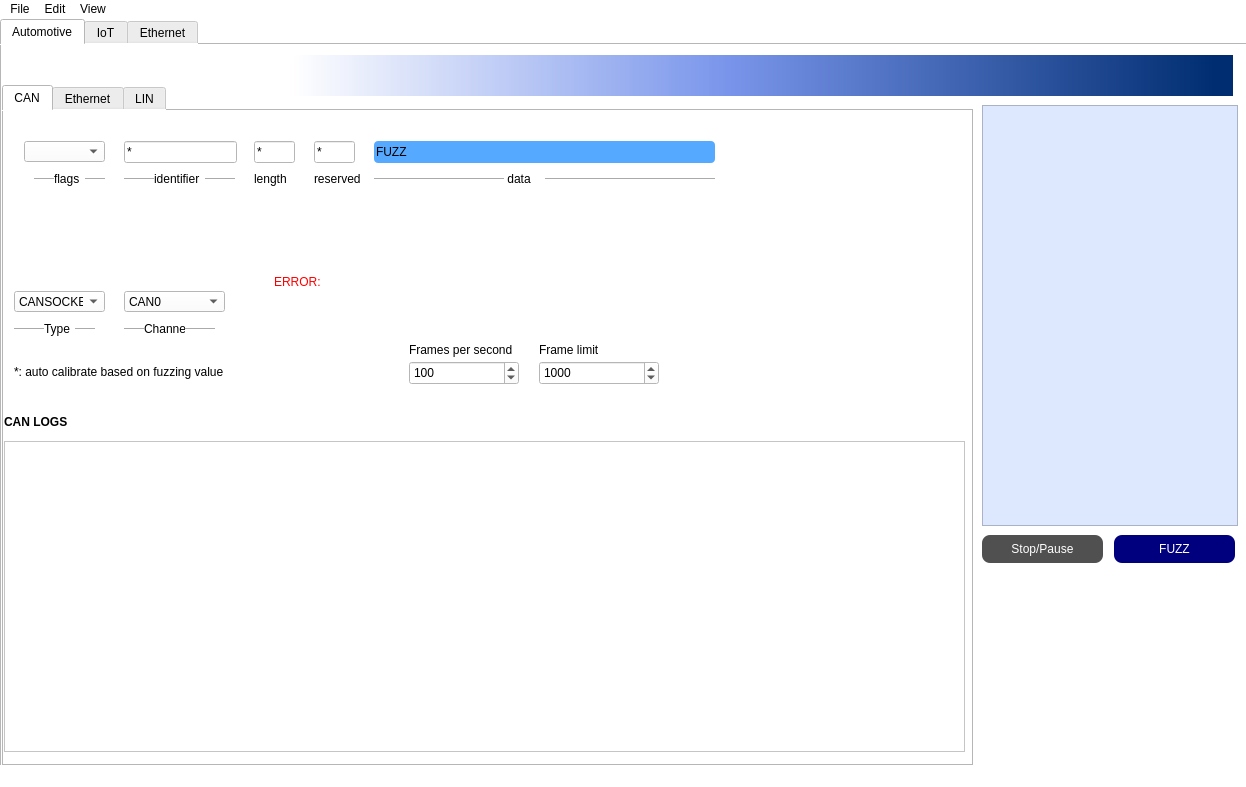
ProtoFuzz/ProtoFuzz, file app/ui/main.ui: the form before one commit.
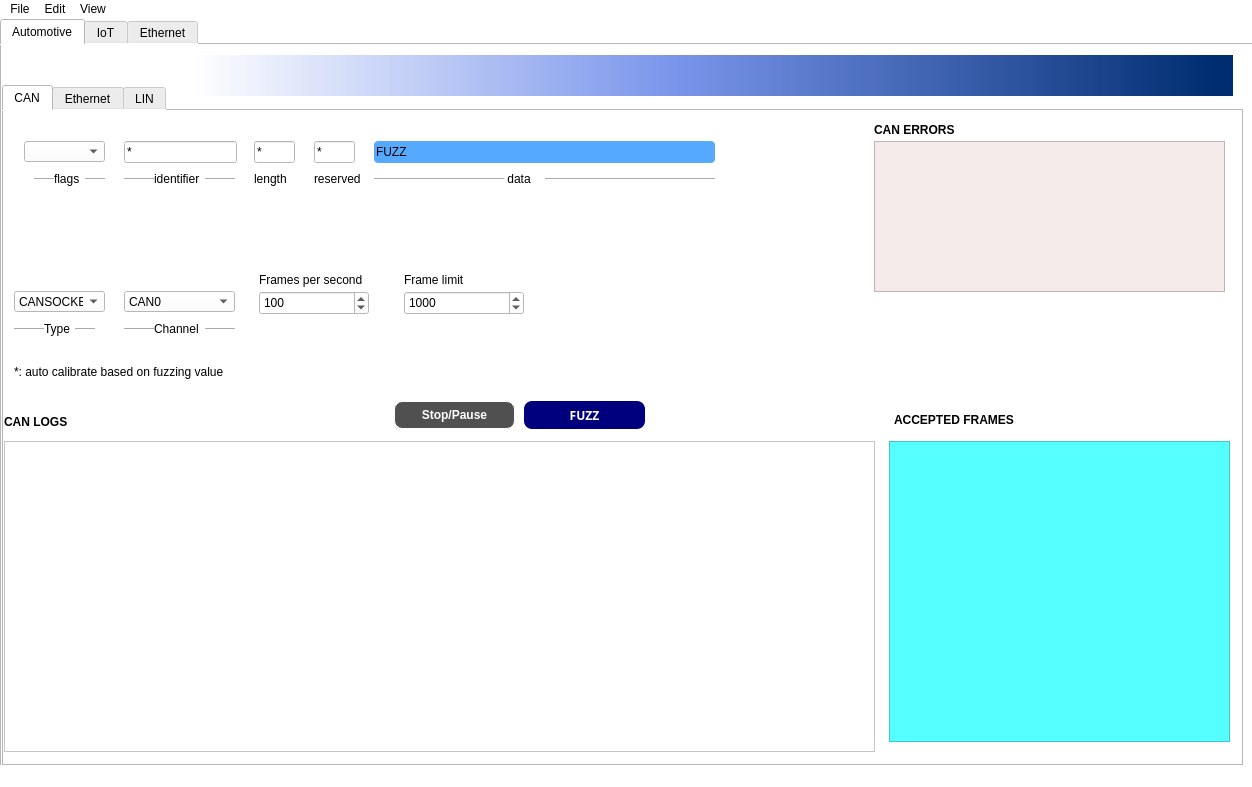
The form after the commit.

Commit message: CAN error screen

```diff
--- a/app/ui/main.ui
+++ b/app/ui/main.ui
@@ -6,7 +6,7 @@
    <rect>
     <x>0</x>
     <y>0</y>
-    <width>1246</width>
+    <width>1252</width>
     <height>787</height>
    </rect>
   </property>
@@ -86,7 +86,7 @@
        <rect>
         <x>0</x>
         <y>40</y>
-        <width>971</width>
+        <width>1241</width>
         <height>681</height>
        </rect>
       </property>
@@ -298,9 +298,9 @@
       <widget class="QLabel" name="fuzzRateLabel">
        <property name="geometry">
         <rect>
-         <x>405</x>
-         <y>230</y>
-         <width>120</width>
+          <x>255</x>
+          <y>160</y>
+          <width>131</width>
          <height>18</height>
         </rect>
        </property>
@@ -311,8 +311,8 @@
       <widget class="QSpinBox" name="fuzzRateSpinBox">
        <property name="geometry">
         <rect>
-         <x>405</x>
-         <y>250</y>
+          <x>255</x>
+          <y>180</y>
          <width>110</width>
          <height>24</height>
         </rect>
@@ -330,8 +330,8 @@
       <widget class="QLabel" name="frameLimitLabel">
        <property name="geometry">
         <rect>
-         <x>535</x>
-         <y>230</y>
+          <x>400</x>
+          <y>160</y>
          <width>120</width>
          <height>18</height>
         </rect>
@@ -343,8 +343,8 @@
       <widget class="QSpinBox" name="frameLimitSpinBox">
        <property name="geometry">
         <rect>
-         <x>535</x>
-         <y>250</y>
+          <x>400</x>
+          <y>180</y>
          <width>120</width>
          <height>24</height>
         </rect>
@@ -413,7 +413,7 @@
          <rect>
           <x>120</x>
           <y>210</y>
-          <width>91</width>
+          <width>111</width>
           <height>16</height>
          </rect>
         </property>
@@ -426,7 +426,7 @@
          <rect>
           <x>120</x>
           <y>180</y>
-          <width>101</width>
+          <width>111</width>
           <height>21</height>
          </rect>
         </property>
@@ -467,9 +467,9 @@
        <widget class="QLabel" name="label_13">
         <property name="geometry">
          <rect>
-          <x>140</x>
+          <x>150</x>
           <y>210</y>
-          <width>41</width>
+          <width>51</width>
           <height>16</height>
          </rect>
         </property>
@@ -477,170 +477,12 @@
          <string>Channel</string>
         </property>
        </widget>
-       <widget class="QLabel" name="Error_CAN">
-        <property name="geometry">
-         <rect>
-          <x>270</x>
-          <y>140</y>
-          <width>511</width>
-          <height>61</height>
-         </rect>
-        </property>
-        <property name="palette">
-         <palette>
-          <active>
-           <colorrole role="WindowText">
-            <brush brushstyle="SolidPattern">
-             <color alpha="255">
-              <red>255</red>
-              <green>0</green>
-              <blue>0</blue>
-             </color>
-            </brush>
-           </colorrole>
-           <colorrole role="Button">
-            <brush brushstyle="SolidPattern">
-             <color alpha="255">
-              <red>255</red>
-              <green>255</green>
-              <blue>255</blue>
-             </color>
-            </brush>
-           </colorrole>
-           <colorrole role="Base">
-            <brush brushstyle="SolidPattern">
-             <color alpha="255">
-              <red>255</red>
-              <green>255</green>
-              <blue>255</blue>
-             </color>
-            </brush>
-           </colorrole>
-           <colorrole role="Window">
-            <brush brushstyle="SolidPattern">
-             <color alpha="255">
-              <red>255</red>
-              <green>255</green>
-              <blue>255</blue>
-             </color>
-            </brush>
-           </colorrole>
-           <colorrole role="LinkVisited">
-            <brush brushstyle="SolidPattern">
-             <color alpha="255">
-              <red>255</red>
-              <green>0</green>
-              <blue>0</blue>
-             </color>
-            </brush>
-           </colorrole>
-          </active>
-          <inactive>
-           <colorrole role="WindowText">
-            <brush brushstyle="SolidPattern">
-             <color alpha="255">
-              <red>255</red>
-              <green>0</green>
-              <blue>0</blue>
-             </color>
-            </brush>
-           </colorrole>
-           <colorrole role="Button">
-            <brush brushstyle="SolidPattern">
-             <color alpha="255">
-              <red>255</red>
-              <green>255</green>
-              <blue>255</blue>
-             </color>
-            </brush>
-           </colorrole>
-           <colorrole role="Base">
-            <brush brushstyle="SolidPattern">
-             <color alpha="255">
-              <red>255</red>
-              <green>255</green>
-              <blue>255</blue>
-             </color>
-            </brush>
-           </colorrole>
-           <colorrole role="Window">
-            <brush brushstyle="SolidPattern">
-             <color alpha="255">
-              <red>255</red>
-              <green>255</green>
-              <blue>255</blue>
-             </color>
-            </brush>
-           </colorrole>
-           <colorrole role="LinkVisited">
-            <brush brushstyle="SolidPattern">
-             <color alpha="255">
-              <red>255</red>
-              <green>0</green>
-              <blue>0</blue>
-             </color>
-            </brush>
-           </colorrole>
-          </inactive>
-          <disabled>
-           <colorrole role="WindowText">
-            <brush brushstyle="SolidPattern">
-             <color alpha="255">
-              <red>120</red>
-              <green>120</green>
-              <blue>120</blue>
-             </color>
-            </brush>
-           </colorrole>
-           <colorrole role="Button">
-            <brush brushstyle="SolidPattern">
-             <color alpha="255">
-              <red>255</red>
-              <green>255</green>
-              <blue>255</blue>
-             </color>
-            </brush>
-           </colorrole>
-           <colorrole role="Base">
-            <brush brushstyle="SolidPattern">
-             <color alpha="255">
-              <red>255</red>
-              <green>255</green>
-              <blue>255</blue>
-             </color>
-            </brush>
-           </colorrole>
-           <colorrole role="Window">
-            <brush brushstyle="SolidPattern">
-             <color alpha="255">
-              <red>255</red>
-              <green>255</green>
-              <blue>255</blue>
-             </color>
-            </brush>
-           </colorrole>
-           <colorrole role="LinkVisited">
-            <brush brushstyle="SolidPattern">
-             <color alpha="255">
-              <red>255</red>
-              <green>0</green>
-              <blue>0</blue>
-             </color>
-            </brush>
-           </colorrole>
-          </disabled>
-         </palette>
-        </property>
-        <property name="text">
-         <string>ERROR:</string>
-        </property>
-       </widget>
        <widget class="QListWidget" name="can_widget">
         <property name="geometry">
          <rect>
           <x>0</x>
           <y>330</y>
-          <width>961</width>
+          <width>871</width>
           <height>311</height>
          </rect>
         </property>
@@ -665,6 +507,145 @@
          <string>CAN LOGS</string>
         </property>
        </widget>
+       <widget class="QListView" name="automotive_errors">
+        <property name="geometry">
+         <rect>
+          <x>885</x>
+          <y>330</y>
+          <width>341</width>
+          <height>301</height>
+         </rect>
+        </property>
+        <property name="styleSheet">
+         <string notr="true">background-color: rgb(85, 255, 255);</string>
+        </property>
+       </widget>
+       <widget class="QPushButton" name="Stop_b">
+        <property name="geometry">
+         <rect>
+          <x>390</x>
+          <y>290</y>
+          <width>121</width>
+          <height>28</height>
+         </rect>
+        </property>
+        <property name="cursor">
+         <cursorShape>PointingHandCursor</cursorShape>
+        </property>
+        <property name="styleSheet">
+         <string notr="true">background-color: rgb(80, 80, 80);
+border: 1px solid rgb(255, 255, 255);
+color: rgb(255, 255, 255);
+font-family: &quot;Sans Serif&quot;;
+font-size: 9pt;
+font-weight: bold;
+border-radius: 8px;</string>
+        </property>
+        <property name="text">
+         <string>Stop/Pause</string>
+        </property>
+       </widget>
+       <widget class="QPushButton" name="fuzz_b">
+        <property name="geometry">
+         <rect>
+          <x>520</x>
+          <y>290</y>
+          <width>121</width>
+          <height>28</height>
+         </rect>
+        </property>
+        <property name="font">
+         <font>
+          <family>Sans Serif</family>
+          <pointsize>9</pointsize>
+          <weight>75</weight>
+          <italic>false</italic>
+          <bold>true</bold>
+          <kerning>false</kerning>
+         </font>
+        </property>
+        <property name="cursor">
+         <cursorShape>PointingHandCursor</cursorShape>
+        </property>
+        <property name="styleSheet">
+         <string notr="true">font-family: &quot;Sans Serif&quot;;
+font-size: 9pt;
+font-weight: bold;
+color: rgb(255, 255, 255);
+background-color: rgb(0, 0, 127);
+border-radius: 8px;</string>
+        </property>
+        <property name="text">
+         <string>FUZZ</string>
+        </property>
+        <property name="checkable">
+         <bool>false</bool>
+        </property>
+        <property name="autoDefault">
+         <bool>false</bool>
+        </property>
+        <property name="default">
+         <bool>false</bool>
+        </property>
+        <property name="flat">
+         <bool>false</bool>
+        </property>
+       </widget>
+       <widget class="QListWidget" name="can_errors">
+        <property name="geometry">
+         <rect>
+          <x>870</x>
+          <y>30</y>
+          <width>351</width>
+          <height>151</height>
+         </rect>
+        </property>
+        <property name="styleSheet">
+         <string notr="true">background-color: rgb(245, 235, 235)</string>
+        </property>
+       </widget>
+       <widget class="QLabel" name="fuzzErrorsLabel">
+        <property name="geometry">
+         <rect>
+          <x>870</x>
+          <y>10</y>
+          <width>256</width>
+          <height>18</height>
+         </rect>
+        </property>
+        <property name="font">
+         <font>
+          <weight>75</weight>
+          <bold>true</bold>
+         </font>
+        </property>
+        <property name="text">
+         <string>CAN ERRORS</string>
+        </property>
+       </widget>
+       <widget class="QLabel" name="fuzzErrorsLabel_2">
+        <property name="geometry">
+         <rect>
+          <x>890</x>
+          <y>300</y>
+          <width>256</width>
+          <height>18</height>
+         </rect>
+        </property>
+        <property name="font">
+         <font>
+          <weight>75</weight>
+          <bold>true</bold>
+         </font>
+        </property>
+        <property name="text">
+         <string>ACCEPTED FRAMES</string>
+        </property>
+       </widget>
+       <zorder>fuzzRateLabel</zorder>
+       <zorder>fuzzRateSpinBox</zorder>
+       <zorder>frameLimitLabel</zorder>
+       <zorder>frameLimitSpinBox</zorder>
        <zorder>line_2</zorder>
        <zorder>lineEdit_2</zorder>
        <zorder>lineEdit_3</zorder>
@@ -700,84 +681,12 @@
        </attribute>
       </widget>
      </widget>
-     <widget class="QPushButton" name="fuzz_b">
-      <property name="geometry">
-       <rect>
-        <x>1112</x>
-        <y>490</y>
-        <width>121</width>
-        <height>28</height>
-       </rect>
-      </property>
-      <property name="cursor">
-       <cursorShape>PointingHandCursor</cursorShape>
-      </property>
-      <property name="styleSheet">
-       <string notr="true">font: 75 8pt &quot;8514oem&quot;;
-color: rgb(255, 255, 255);
-background-color: rgb(0, 0, 127);
-border-radius: 8px;</string>
-      </property>
-      <property name="text">
-       <string>FUZZ</string>
-      </property>
-      <property name="checkable">
-       <bool>false</bool>
-      </property>
-      <property name="autoDefault">
-       <bool>false</bool>
-      </property>
-      <property name="default">
-       <bool>false</bool>
-      </property>
-      <property name="flat">
-       <bool>false</bool>
-      </property>
-     </widget>
-     <widget class="QPushButton" name="Stop_b">
-      <property name="geometry">
-       <rect>
-        <x>980</x>
-        <y>490</y>
-        <width>121</width>
-        <height>28</height>
-       </rect>
-      </property>
-      <property name="cursor">
-       <cursorShape>PointingHandCursor</cursorShape>
-      </property>
-      <property name="styleSheet">
-       <string notr="true">background-color: rgb(255, 0, 0);
-background-color: rgb(80, 80, 80);
-border-color: rgb(255, 255, 255);
-color: rgb(255, 255, 255);
-font: 75 9pt &quot;MS Shell Dlg 2&quot;;
-font: 75 8pt &quot;8514oem&quot;;
-border-radius: 8px;</string>
-      </property>
-      <property name="text">
-       <string>Stop/Pause</string>
-      </property>
-     </widget>
-     <widget class="QListView" name="automotive_errors">
-      <property name="geometry">
-       <rect>
-        <x>980</x>
-        <y>60</y>
-        <width>256</width>
-        <height>421</height>
-       </rect>
-      </property>
-      <property name="styleSheet">
-       <string notr="true">background-color: rgb(221, 232, 255);</string>
-      </property>
-     </widget>
      <widget class="QLabel" name="label_2">
       <property name="geometry">
        <rect>
-        <x>290</x>
+        <x>190</x>
         <y>10</y>
-        <width>941</width>
+        <width>1041</width>
         <height>41</height>
        </rect>
       </property>
@@ -848,7 +757,7 @@
     <rect>
      <x>0</x>
      <y>0</y>
-     <width>1246</width>
+     <width>1252</width>
      <height>26</height>
     </rect>
    </property>
```
Left out of the diff: 7 changed lines with no effect on the pictures. Lines whose indentation alone changed are shown as unchanged. The commit also changes 3 other files.
